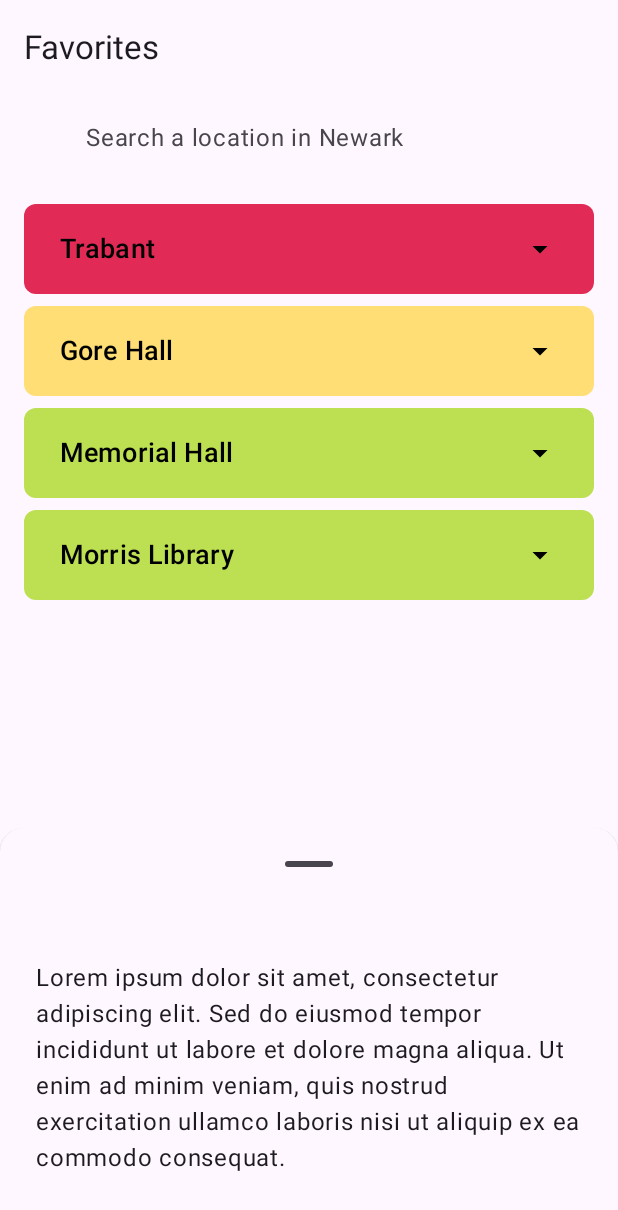
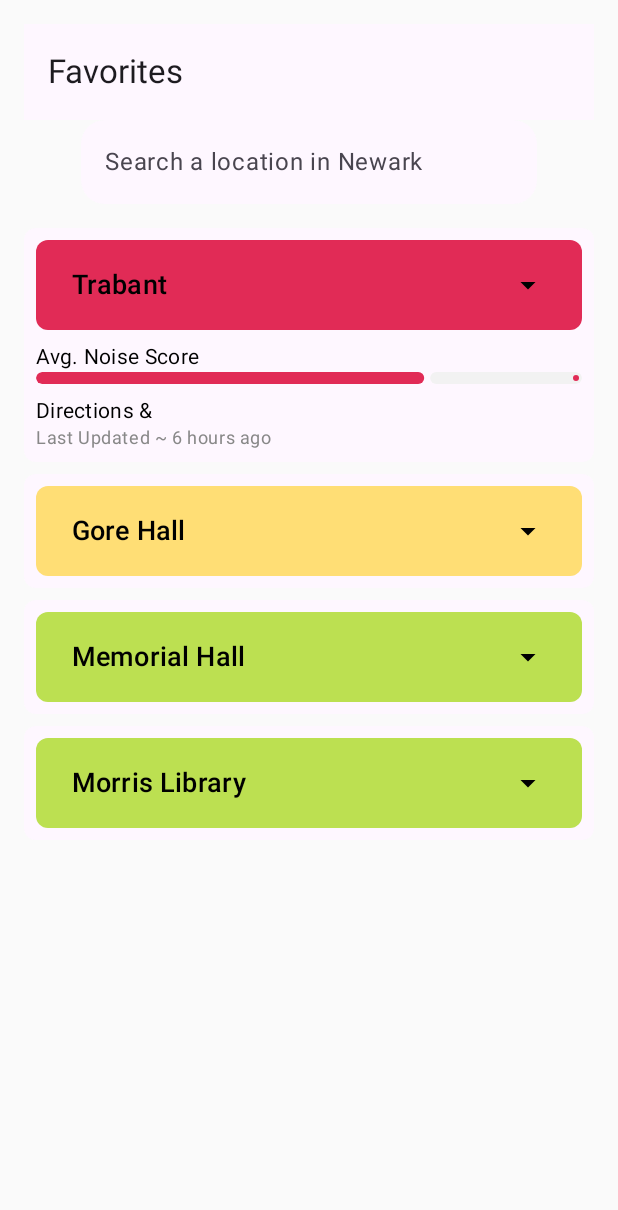
Before and after one commit to theMaxiiim/noisenix, an Android app built with Jetpack Compose: the screen it shows after launch (MainActivity), after a tap on "Trabant", on a phone screen of 412 x 824 dp. Shown: the top 1210 px of the screen. Run offline under Robolectric (Android 15) with nearby library versions, the phone set to English and light mode, and no system bars.

Commit message:
I added the expansion for each hall in the favorites list and gave noise levels and other stuff to it

```diff
--- a/app/build.gradle.kts
+++ b/app/build.gradle.kts
@@ -40,7 +40,6 @@
 }
 
 dependencies {
-
     implementation(libs.androidx.core.ktx)
     implementation(libs.androidx.lifecycle.runtime.ktx)
     implementation(libs.androidx.activity.compose)
@@ -65,7 +64,5 @@
 
     implementation("androidx.navigation:navigation-compose:2.6.0")
     implementation("androidx.compose.animation:animation:1.5.0")
-    // For coroutines
     implementation("org.jetbrains.kotlinx:kotlinx-coroutines-android:1.7.3")
-
 }
--- a/app/src/main/java/com/maxdejesus/noisenix/ui/favoritesTab/FavoritesScreen.kt
+++ b/app/src/main/java/com/maxdejesus/noisenix/ui/favoritesTab/FavoritesScreen.kt
@@ -1,5 +1,6 @@
 package com.maxdejesus.noisenix.ui.favoritesTab
 
+import androidx.compose.foundation.background
 import androidx.compose.foundation.layout.*
 import androidx.compose.foundation.shape.RoundedCornerShape
 import androidx.compose.material.icons.Icons
@@ -11,34 +12,19 @@
 import androidx.compose.ui.Modifier
 import androidx.compose.ui.draw.clip
 import androidx.compose.ui.graphics.Color
-import androidx.compose.ui.platform.LocalConfiguration
 import androidx.compose.ui.unit.dp
 import androidx.compose.ui.unit.sp
-import kotlinx.coroutines.launch
 
 @OptIn(ExperimentalMaterial3Api::class)
 @Composable
 fun FavoritesScreen() {
-    val sheetState = rememberBottomSheetScaffoldState(
-        bottomSheetState = rememberStandardBottomSheetState(
-            initialValue = SheetValue.PartiallyExpanded
-        )
-    )
-    val coroutineScope = rememberCoroutineScope()
+    val expandedItem = remember { mutableStateOf<String?>(null) }
+    val locations = listOf("Trabant", "Gore Hall", "Memorial Hall", "Morris Library")
 
-    BottomSheetScaffold(
-        scaffoldState = sheetState,
-        sheetContent = {
-            BottomSheetContent()
-        },
-        sheetPeekHeight = 80.dp, // Adjust the peek height as needed
-        sheetShape = RoundedCornerShape(topStart = 16.dp, topEnd = 16.dp),
-        sheetContainerColor = MaterialTheme.colorScheme.surface,
-        content = { paddingValues ->
     Column(
         modifier = Modifier
-                    .padding(paddingValues)
             .fillMaxSize()
+            .padding(16.dp)
     ) {
         // Top App Bar
         TopAppBar(
@@ -50,51 +36,108 @@
 
         Spacer(modifier = Modifier.height(16.dp))
 
-                // Large Buttons
-                LargeButton(
-                    text = "Trabant",
-                    color = Color(0xFFE12B56),
-                    onClick = {
-                        coroutineScope.launch {
-                            sheetState.bottomSheetState.expand()
+        // Location Buttons
+        locations.forEachIndexed { index, location ->
+            val noiseLevel = when (index) {
+                0 -> 0.7f // Noise level for Trabant
+                1 -> 0.5f // Noise level for Gore Hall
+                2 -> 0.3f // Noise level for Memorial Hall
+                3 -> 0.1f // Noise level for Morris Library
+                else -> 0.0f
             }
+            val color = when {
+                noiseLevel > 0.6f -> Color(0xFFE12B56) // High noise: Red
+                noiseLevel > 0.4f -> Color(0xFFFFDE75) // Medium noise: Yellow
+                else -> Color(0xFFBCE051) // Low noise: Green
             }
+            ExpandableLocationCard(
+                location = location,
+                isExpanded = expandedItem.value == location,
+                onExpandClick = {
+                    expandedItem.value = if (expandedItem.value == location) null else location
+                },
+                noiseLevel = noiseLevel,
+                cardColor = color
             )
             Spacer(modifier = Modifier.height(8.dp))
-                LargeButton(
-                    text = "Gore Hall",
-                    color = Color(0xFFFFDE75),
-                    onClick = {
-                        coroutineScope.launch {
-                            sheetState.bottomSheetState.expand()
         }
-                    }
-                )
-                Spacer(modifier = Modifier.height(8.dp))
-                LargeButton(
-                    text = "Memorial Hall",
-                    color = Color(0xFFBCE051),
-                    onClick = {
-                        coroutineScope.launch {
-                            sheetState.bottomSheetState.expand()
-                        }
-                    }
-                )
-                Spacer(modifier = Modifier.height(8.dp))
-                LargeButton(
-                    text = "Morris Library",
-                    color = Color(0xFFBCE051),
-                    onClick = {
-                        coroutineScope.launch {
-                            sheetState.bottomSheetState.expand()
-                        }
-                    }
-                )
 
         Spacer(modifier = Modifier.weight(1f))
     }
 }
+
+@Composable
+fun ExpandableLocationCard(
+    location: String,
+    isExpanded: Boolean,
+    onExpandClick: () -> Unit,
+    noiseLevel: Float,
+    cardColor: Color
+) {
+    Column(
+        modifier = Modifier
+            .fillMaxWidth()
+            .clip(RoundedCornerShape(8.dp))
+            .background(MaterialTheme.colorScheme.surface)
+            .padding(8.dp)
+    ) {
+        // Location Button
+        Button(
+            onClick = onExpandClick,
+            colors = ButtonDefaults.buttonColors(containerColor = cardColor),
+            modifier = Modifier
+                .fillMaxWidth()
+                .height(60.dp),
+            shape = RoundedCornerShape(8.dp)
+        ) {
+            Row(
+                modifier = Modifier.fillMaxWidth(),
+                horizontalArrangement = Arrangement.SpaceBetween,
+                verticalAlignment = Alignment.CenterVertically
+            ) {
+                Text(
+                    text = location,
+                    fontSize = 18.sp,
+                    color = Color.Black
                 )
+                Icon(
+                    imageVector = Icons.Default.ArrowDropDown,
+                    contentDescription = "Arrow Down",
+                    tint = Color.Black
+                )
+            }
+        }
+
+        // Expanded Content
+        if (isExpanded) {
+            Spacer(modifier = Modifier.height(8.dp))
+
+            // Noise Level Bar
+            Text(text = "Avg. Noise Score", style = MaterialTheme.typography.bodyMedium)
+            LinearProgressIndicator(
+                progress = noiseLevel, // Dynamic noise level
+                modifier = Modifier
+                    .fillMaxWidth()
+                    .height(8.dp)
+                    .clip(RoundedCornerShape(4.dp)),
+                color = cardColor,
+                trackColor = Color(0xFFF2F2F2)
+            )
+
+            Spacer(modifier = Modifier.height(8.dp))
+
+            // Location Details
+            Text(
+                text = "Directions &",
+                style = MaterialTheme.typography.bodyMedium
+            )
+            Text(
+                text = "Last Updated ~ 6 hours ago",
+                style = MaterialTheme.typography.bodySmall,
+                color = Color.Gray
+            )
+        }
+    }
 }
 
 @OptIn(ExperimentalMaterial3Api::class)
@@ -121,60 +164,3 @@
         )
     }
 }
-
-@Composable
-fun LargeButton(text: String, color: Color, onClick: () -> Unit) {
-    Button(
-        onClick = onClick,
-        colors = ButtonDefaults.buttonColors(containerColor = color),
-        modifier = Modifier
-            .fillMaxWidth()
-            .padding(horizontal = 16.dp)
-            .height(60.dp),
-        shape = RoundedCornerShape(8.dp)
-    ) {
-        Row(
-            modifier = Modifier.fillMaxWidth(),
-            horizontalArrangement = Arrangement.SpaceBetween,
-            verticalAlignment = Alignment.CenterVertically
-        ) {
-            Text(
-                text = text,
-                fontSize = 18.sp,
-                color = Color.Black
-            )
-            Icon(
-                imageVector = Icons.Default.ArrowDropDown,
-                contentDescription = "Arrow Down",
-                tint = Color.Black
-            )
-        }
-    }
-}
-
-@Composable
-fun BottomSheetContent() {
-    val configuration = LocalConfiguration.current
-    val screenHeight = configuration.screenHeightDp.dp
-    val maxHeight = screenHeight * 0.65f // 65% of screen height
-
-    Column(
-        modifier = Modifier
-            .fillMaxWidth()
-            .heightIn(min = 0.dp, max = maxHeight)
-            .padding(24.dp) // Increased padding
-    ) {
-        // Removed custom drag handle
-
-        Spacer(modifier = Modifier.height(16.dp))
-
-        // Content of the bottom sheet
-        Text(
-            text = "Lorem ipsum dolor sit amet, consectetur adipiscing elit. " +
-                    "Sed do eiusmod tempor incididunt ut labore et dolore magna aliqua. " +
-                    "Ut enim ad minim veniam, quis nostrud exercitation ullamco laboris nisi ut aliquip ex ea commodo consequat.",
-            style = MaterialTheme.typography.bodyLarge, // Increased text size
-            modifier = Modifier.padding(bottom = 16.dp)
-        )
-    }
-}
```
Lines whose indentation alone changed are shown as unchanged.
